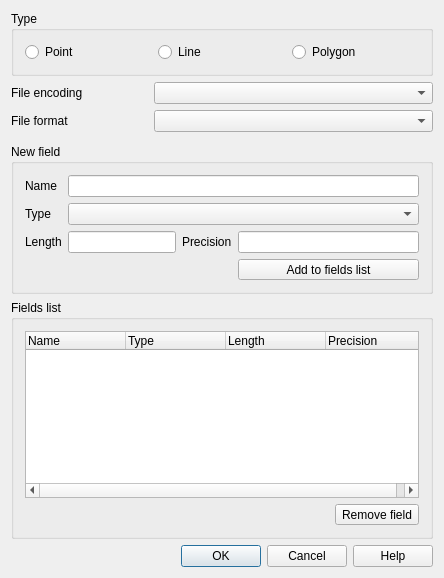
First picture: the form in src/ui/qgsnewvectorlayerdialogbase.ui, repository qgis/QGIS, before the edit.
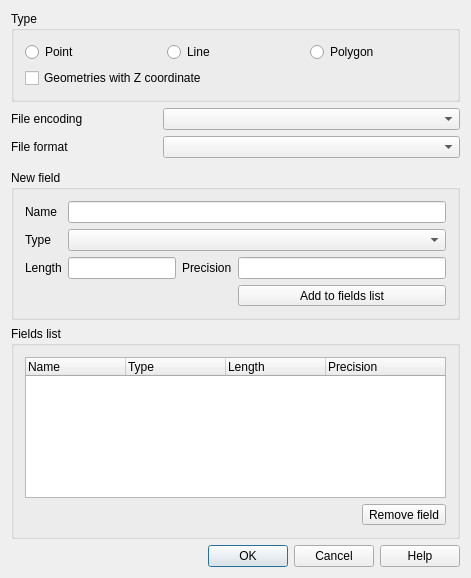
Second picture: the form after the edit. Icons and pictures are not drawn. Custom widgets are drawn as their Qt base class.

Commit message: Add default Z value option. Added the ability to create shape with 2.5d geometry. Change add feature tool fo create geometry with default Z value.

Diff of the .ui file:
```diff
--- a/src/ui/qgsnewvectorlayerdialogbase.ui
+++ b/src/ui/qgsnewvectorlayerdialogbase.ui
@@ -6,7 +6,7 @@
    <rect>
     <x>0</x>
     <y>0</y>
-    <width>444</width>
+    <width>471</width>
     <height>578</height>
    </rect>
   </property>
@@ -69,22 +69,29 @@
      <property name="title">
       <string>Type</string>
      </property>
-     <layout class="QHBoxLayout" name="horizontalLayout">
-      <item>
-       <widget class="QRadioButton" name="mPointRadioButton">
-        <property name="text">
-         <string>Point</string>
-        </property>
-       </widget>
-      </item>
-      <item>
+     <layout class="QGridLayout" name="gridLayout">
+      <item row="0" column="1">
        <widget class="QRadioButton" name="mLineRadioButton">
         <property name="text">
          <string>Line</string>
         </property>
        </widget>
       </item>
-      <item>
+      <item row="0" column="0">
+       <widget class="QRadioButton" name="mPointRadioButton">
+        <property name="text">
+         <string>Point</string>
+        </property>
+       </widget>
+      </item>
+      <item row="1" column="0" colspan="3">
+       <widget class="QCheckBox" name="mGeometryWithZCheckBox">
+        <property name="text">
+         <string>Geometries with Z coordinate</string>
+        </property>
+       </widget>
+      </item>
+      <item row="0" column="2">
        <widget class="QRadioButton" name="mPolygonRadioButton">
         <property name="text">
          <string>Polygon</string>
```
The commit also changes 9 other files.
